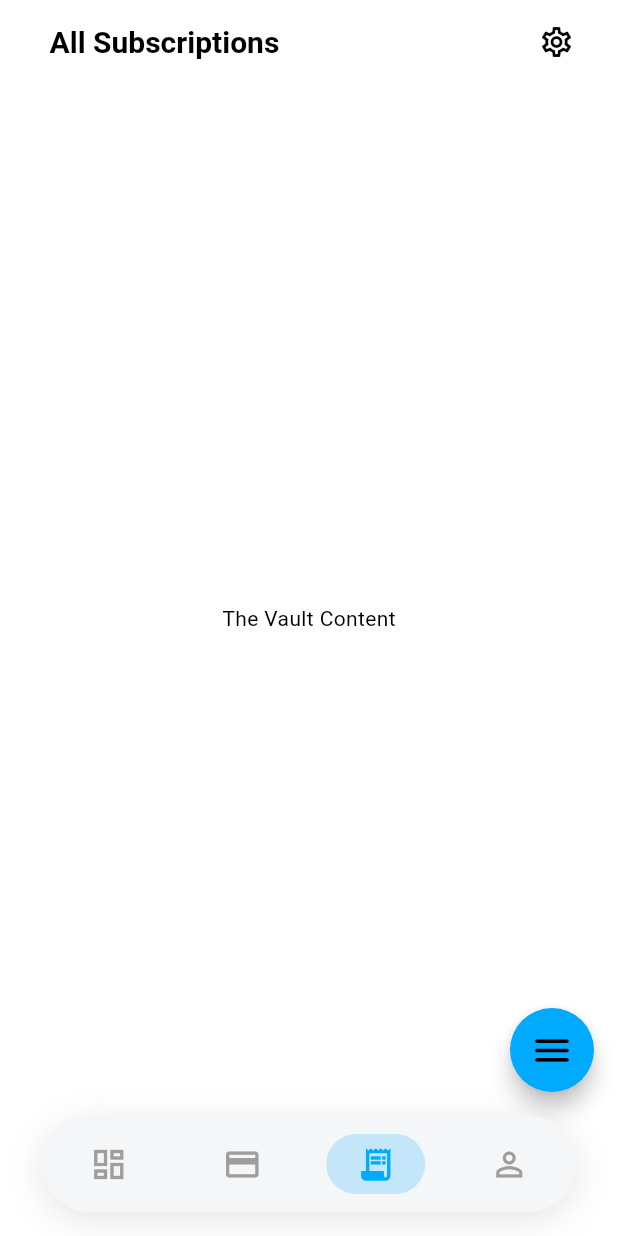
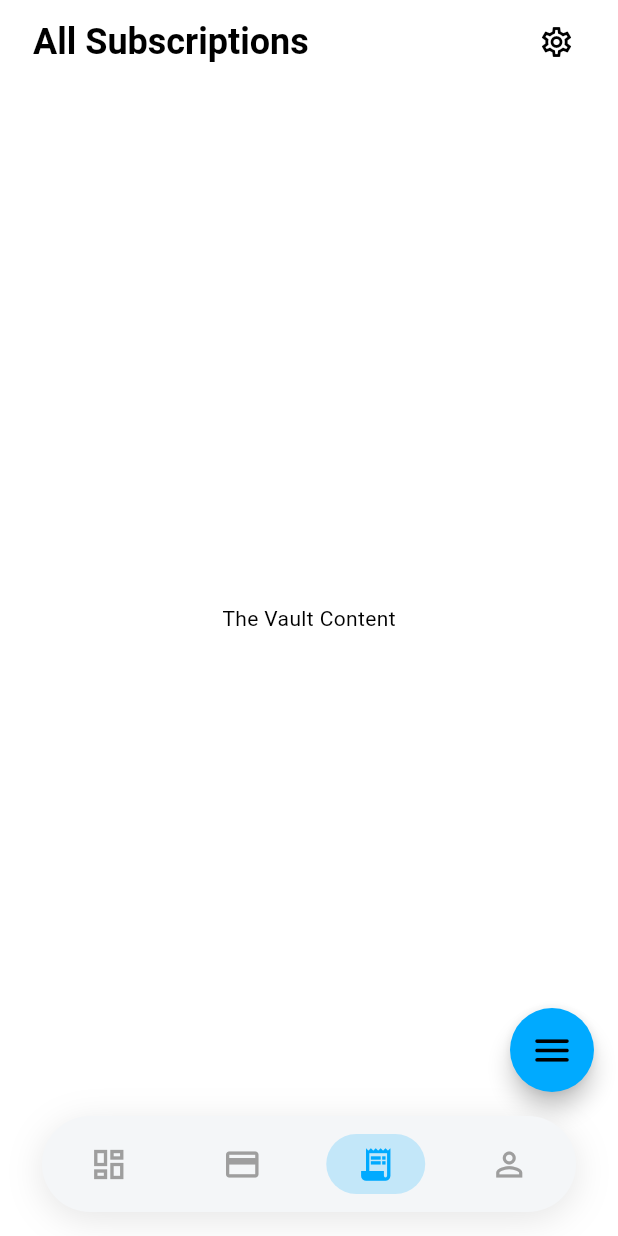
Before and after one commit to SP3CTRE404/premio-mobile-app, a Flutter app: the MainScaffold screen opened directly, item 3 of the bottom bar chosen, on a phone screen of 412 x 824 dp. Run offline on Flutter 3.47's test engine with Material 3 defaults, Android fonts, the phone set to English and light mode, and no system bars; our stand-ins replace dio, flutter_riverpod, flutter_secure_storage, pdf, printing; accounts and stored records are empty.

Commit message:
design changes

```diff
--- a/lib/features/navigation/widgets/custom_app_bar.dart
+++ b/lib/features/navigation/widgets/custom_app_bar.dart
@@ -25,15 +25,15 @@ class CustomAppBar extends StatelessWidget implements PreferredSizeWidget {
       scrolledUnderElevation: 0,
       centerTitle: false,
       title: ClipRRect(
-        borderRadius: BorderRadius.circular(24),
+        borderRadius: BorderRadius.circular(28),
         child: BackdropFilter(
           filter: ImageFilter.blur(sigmaX: 10, sigmaY: 10),
           child: AnimatedContainer(
             duration: const Duration(milliseconds: 200),
-            padding: const EdgeInsets.symmetric(horizontal: 16, vertical: 8),
+            padding: const EdgeInsets.symmetric(horizontal: 5, vertical: 8),
             decoration: BoxDecoration(
               color: surfaceColor.withOpacity(isScrolled ? 0.75 : 0.0),
-              borderRadius: BorderRadius.circular(24),
+              borderRadius: BorderRadius.circular(28),
               border: Border.all(
                 color: onSurfaceColor.withOpacity(isScrolled ? 0.1 : 0.0),
                 width: 1,
@@ -56,7 +56,7 @@ class CustomAppBar extends StatelessWidget implements PreferredSizeWidget {
               child: Text(
                 title,
                 key: ValueKey<String>(title),
-                style: const TextStyle(fontWeight: FontWeight.bold, fontSize: 20),
+                style: const TextStyle(fontWeight: FontWeight.bold, fontSize: 24),
               ),
             ),
           ),
--- a/lib/features/navigation/widgets/nav_item.dart
+++ b/lib/features/navigation/widgets/nav_item.dart
@@ -22,7 +22,6 @@ class NavItem extends ConsumerWidget {
     final currentIndex = ref.watch(navigationIndexProvider);
     final isSelected = currentIndex == index;
     final theme = Theme.of(context);
-    final colorScheme = theme.colorScheme;
 
     return Expanded(
       child: GestureDetector(
```
